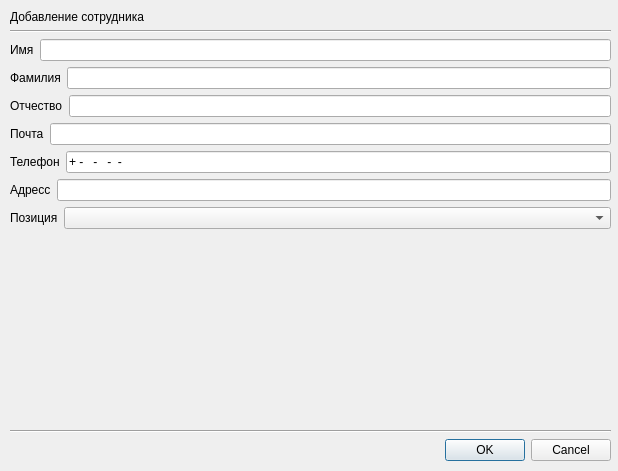
Before: the Qt Designer form задание_3/pp/add_employee.ui in Filimon4/PP-.05-2026, drawn with Qt 5.
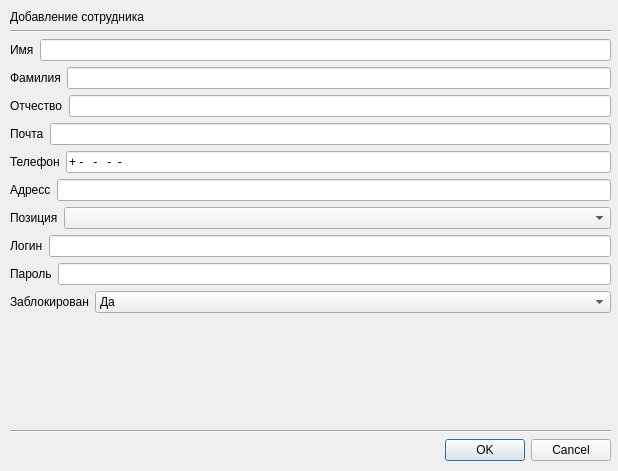
After: the same form once the commit is applied.

```diff
--- a/задание_3/pp/add_employee.ui
+++ b/задание_3/pp/add_employee.ui
@@ -13,7 +13,7 @@
   <property name="windowTitle">
    <string>Dialog</string>
   </property>
-  <widget class="QWidget" name="">
+  <widget class="QWidget" name="layoutWidget">
    <property name="geometry">
     <rect>
      <x>10</x>
@@ -22,7 +22,7 @@
      <height>451</height>
     </rect>
    </property>
-   <layout class="QVBoxLayout" name="verticalLayout" stretch="0,0,0,0,0,0,0,0,0,0,0,0">
+   <layout class="QVBoxLayout" name="verticalLayout" stretch="0,0,0,0,0,0,0,0,0,0,0,0,0,0,0">
     <property name="sizeConstraint">
      <enum>QLayout::SizeConstraint::SetNoConstraint</enum>
     </property>
@@ -153,6 +153,73 @@
       </item>
      </layout>
     </item>
+    <item>
+     <layout class="QHBoxLayout" name="horizontalLayout_9">
+      <item>
+       <widget class="QLabel" name="label_10">
+        <property name="text">
+         <string>Логин</string>
+        </property>
+       </widget>
+      </item>
+      <item>
+       <widget class="QLineEdit" name="login">
+        <property name="inputMask">
+         <string/>
+        </property>
+       </widget>
+      </item>
+     </layout>
+    </item>
+    <item>
+     <layout class="QHBoxLayout" name="horizontalLayout_10">
+      <item>
+       <widget class="QLabel" name="label_11">
+        <property name="text">
+         <string>Пароль</string>
+        </property>
+       </widget>
+      </item>
+      <item>
+       <widget class="QLineEdit" name="password">
+        <property name="inputMask">
+         <string/>
+        </property>
+       </widget>
+      </item>
+     </layout>
+    </item>
+    <item>
+     <layout class="QHBoxLayout" name="horizontalLayout_8">
+      <item>
+       <widget class="QLabel" name="label_9">
+        <property name="text">
+         <string>Заблокирован</string>
+        </property>
+       </widget>
+      </item>
+      <item>
+       <widget class="QComboBox" name="blocked_combo">
+        <property name="sizePolicy">
+         <sizepolicy hsizetype="Expanding" vsizetype="Fixed">
+          <horstretch>0</horstretch>
+          <verstretch>0</verstretch>
+         </sizepolicy>
+        </property>
+        <item>
+         <property name="text">
+          <string>Да</string>
+         </property>
+        </item>
+        <item>
+         <property name="text">
+          <string>Нет</string>
+         </property>
+        </item>
+       </widget>
+      </item>
+     </layout>
+    </item>
     <item>
      <spacer name="verticalSpacer">
       <property name="orientation">
```
